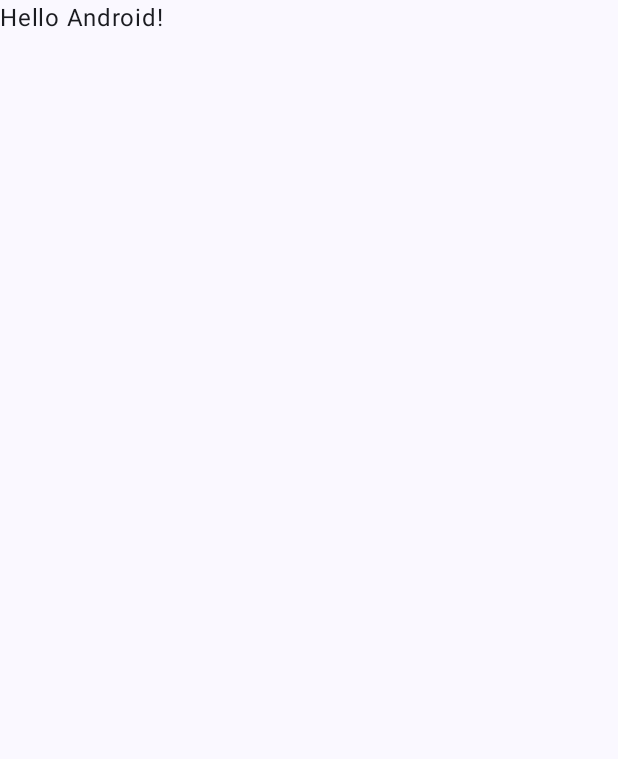
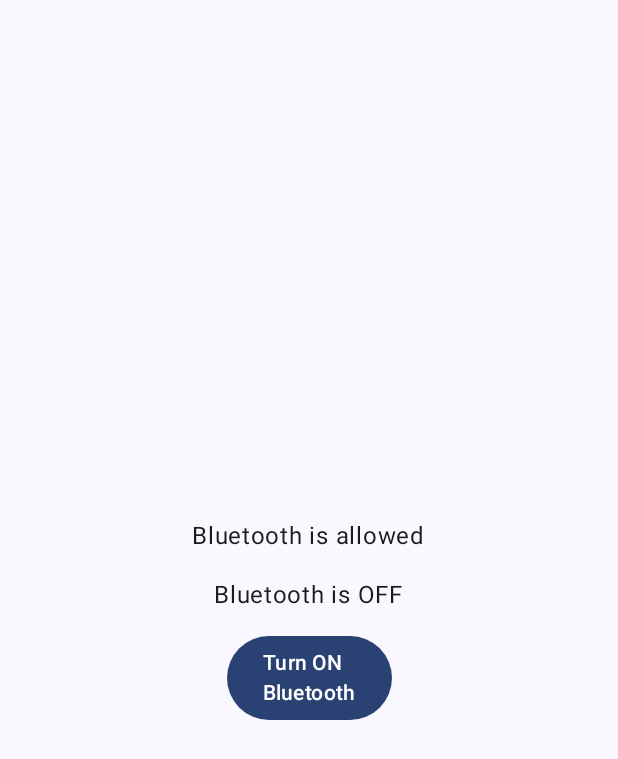
Before and after one commit to keychera/spacecrew, an Android app built with Jetpack Compose: the screen it shows after launch (MainActivity), on a phone screen of 412 x 824 dp. Before the commit the part shown is almost empty. Shown: the top 759 px of the screen. Run offline under Robolectric (Android 15) with nearby library versions, the phone set to English and light mode, and no system bars.

Commit message:
permission handling with Accompanist

```diff
--- a/app/src/main/AndroidManifest.xml
+++ b/app/src/main/AndroidManifest.xml
@@ -1,6 +1,9 @@
 <?xml version="1.0" encoding="utf-8"?>
 <manifest xmlns:android="http://schemas.android.com/apk/res/android"
     xmlns:tools="http://schemas.android.com/tools">
+
+    <uses-permission android:name="android.permission.BLUETOOTH" />
+    <uses-permission android:name="android.permission.BLUETOOTH_SCAN" />
 
     <application
         android:allowBackup="true"
--- a/app/src/main/java/self/chera/spacecrew/MainActivity.kt
+++ b/app/src/main/java/self/chera/spacecrew/MainActivity.kt
@@ -1,11 +1,16 @@
 package self.chera.spacecrew
 
+import android.Manifest
+import android.os.Build
 import android.os.Bundle
 import androidx.activity.ComponentActivity
 import androidx.activity.compose.setContent
+import androidx.annotation.RequiresApi
 import androidx.compose.foundation.layout.Arrangement
 import androidx.compose.foundation.layout.Column
 import androidx.compose.foundation.layout.fillMaxSize
+import androidx.compose.foundation.layout.fillMaxWidth
+import androidx.compose.foundation.layout.height
 import androidx.compose.material3.Button
 import androidx.compose.material3.MaterialTheme
 import androidx.compose.material3.Surface
@@ -14,9 +19,13 @@ import androidx.compose.runtime.Composable
 import androidx.compose.ui.Alignment
 import androidx.compose.ui.Modifier
 import androidx.compose.ui.tooling.preview.Preview
+import androidx.compose.ui.unit.dp
+import com.google.accompanist.permissions.ExperimentalPermissionsApi
+import com.google.accompanist.permissions.rememberMultiplePermissionsState
 import self.chera.spacecrew.ui.theme.SpacecrewTheme
 
 class MainActivity : ComponentActivity() {
+    @RequiresApi(Build.VERSION_CODES.S)
     override fun onCreate(savedInstanceState: Bundle?) {
         super.onCreate(savedInstanceState)
         setContent {
@@ -25,39 +34,59 @@ class MainActivity : ComponentActivity() {
                     modifier = Modifier.fillMaxSize(),
                     color = MaterialTheme.colorScheme.background
                 ) {
-                    Greeting("Android")
+                    FeatureThatUseBluetooth()
                 }
             }
         }
     }
 }
 
+@RequiresApi(Build.VERSION_CODES.S)
+@OptIn(ExperimentalPermissionsApi::class)
 @Composable
-fun Greeting(name: String, modifier: Modifier = Modifier) {
-    Text(
-        text = "Hello $name!",
-        modifier = modifier
+fun FeatureThatUseBluetooth() {
+    val bluetoothPermissionState = rememberMultiplePermissionsState(
+        listOf(Manifest.permission.BLUETOOTH, Manifest.permission.BLUETOOTH_SCAN),
     )
-}
 
-@Composable
-fun GrantScreen() {
-    Column(
-        horizontalAlignment = Alignment.CenterHorizontally,
-        verticalArrangement = Arrangement.Center,
-        modifier = Modifier.fillMaxSize()
-    ) {
-        Text(text = "Allow bluetooth")
-        Button(onClick = { /*TODO*/ }) {
-            Text(text = "Grant permission")
+    if (bluetoothPermissionState.allPermissionsGranted) {
+        Column(
+            verticalArrangement = Arrangement.Center,
+            modifier = Modifier.fillMaxSize()
+        ) {
+            Column(
+                horizontalAlignment = Alignment.CenterHorizontally,
+                verticalArrangement = Arrangement.SpaceAround,
+                modifier = Modifier
+                    .height(150.dp)
+                    .fillMaxWidth()
+            ) {
+                Text(text = "Bluetooth is allowed")
+                Text(text = "Bluetooth is OFF")
+                Button(onClick = { /*TODO*/ }) {
+                    Text(text = "Turn ON\nBluetooth")
+                }
+            }
+        }
+    } else {
+        Column(
+            horizontalAlignment = Alignment.CenterHorizontally,
+            verticalArrangement = Arrangement.Center,
+            modifier = Modifier.fillMaxSize()
+        ) {
+            Text("Bluetooth is needed")
+            Button(onClick = { bluetoothPermissionState.launchMultiplePermissionRequest() }) {
+                Text("Grant permission")
+            }
         }
     }
 }
 
+@RequiresApi(Build.VERSION_CODES.S)
 @Preview(showBackground = true)
 @Composable
 fun GreetingPreview() {
     SpacecrewTheme {
-        GrantScreen()
+        FeatureThatUseBluetooth()
     }
 }
```
